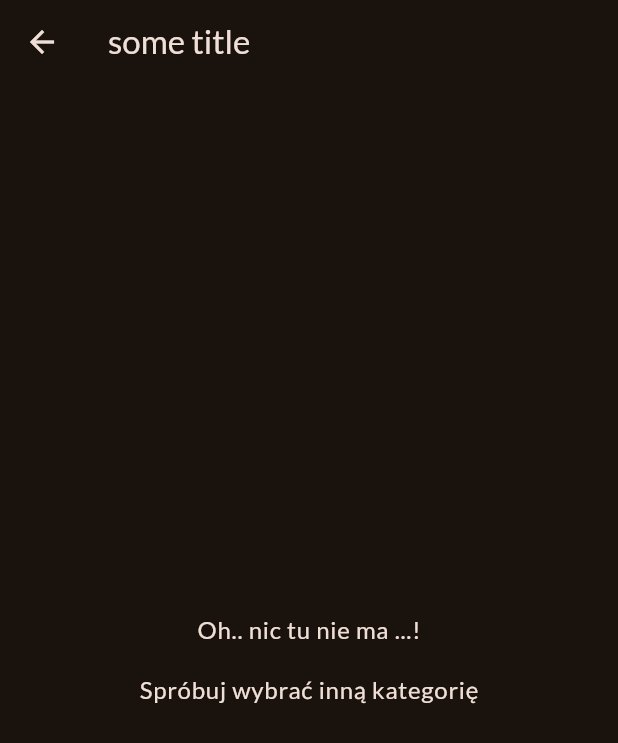
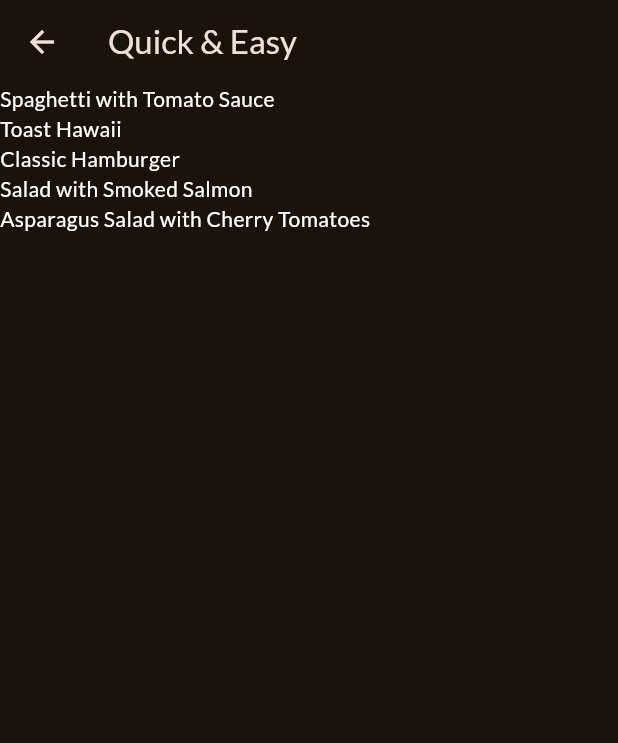
Before and after one commit to StachuDev/meals_app, a Flutter app: the screen it shows after launch, after a tap on "Quick & Easy", on a phone screen of 412 x 824 dp. Shown: the top 743 px of the screen. Run offline on Flutter 3.47's test engine with Material 3 defaults, Android fonts, the phone set to English and light mode, and no system bars; our stand-ins replace google_fonts.

Commit message:
select category func - displaing appropriate category meals

```diff
--- a/lib/data/dummy_data.dart
+++ b/lib/data/dummy_data.dart
@@ -188,8 +188,8 @@ const dummyMeals = [
   Meal(
     id: 'm5',
     categories: [
-      'c2'
-          'c5',
+      'c2',
+      'c5',
       'c10',
     ],
     title: 'Salad with Smoked Salmon',
--- a/lib/screens/categories.dart
+++ b/lib/screens/categories.dart
@@ -1,14 +1,22 @@
 import 'package:flutter/material.dart';
 import 'package:meals_app/data/dummy_data.dart';
+import 'package:meals_app/models/category.dart';
+import 'package:meals_app/models/meal.dart';
 import 'package:meals_app/screens/meals.dart';
 import 'package:meals_app/widgets/category_grid_item.dart';
 
 class CategoriesScreen extends StatelessWidget {
   const CategoriesScreen({super.key});
 
-  void _selectCategory(BuildContext context) {
+  void _selectCategory(BuildContext context, Category category) {
+    // .where((meal) => meal.categories.any((id) => categoryId == id))
+    final List<Meal> categoryMeals = dummyMeals
+        .where((meal) => meal.categories.contains(category.id))
+        .toList();
+
     Navigator.of(context).push(MaterialPageRoute(
-        builder: (ctx) => MealsScreen(title: "some title", meals: [])));
+        builder: (ctx) =>
+            MealsScreen(title: category.title, meals: categoryMeals)));
   }
 
   @override
@@ -30,7 +38,10 @@ class CategoriesScreen extends StatelessWidget {
             CategoryGridItem(
               category: category,
               onSelectCategory: () {
-                _selectCategory(context);
+                _selectCategory(
+                  context,
+                  category,
+                );
               },
             )
         ],
--- a/lib/screens/meals.dart
+++ b/lib/screens/meals.dart
@@ -16,7 +16,10 @@ class MealsScreen extends StatelessWidget {
     Widget content = ListView.builder(
         itemCount: meals.length,
         itemBuilder: ((context, index) {
-          return Text(meals[index].title);
+          return Text(
+            meals[index].title,
+            style: const TextStyle(color: Colors.white),
+          );
         }));
 
     if (meals.isEmpty) {
```
